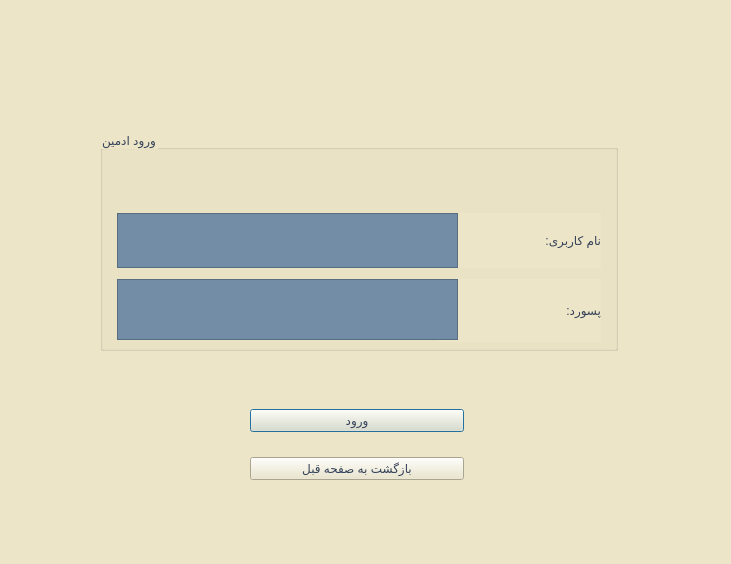
This is Project_Ap/loginadmin.ui in AP-projects-4001/metagoofill as Qt 5 draws it before an edit. The edited form follows.
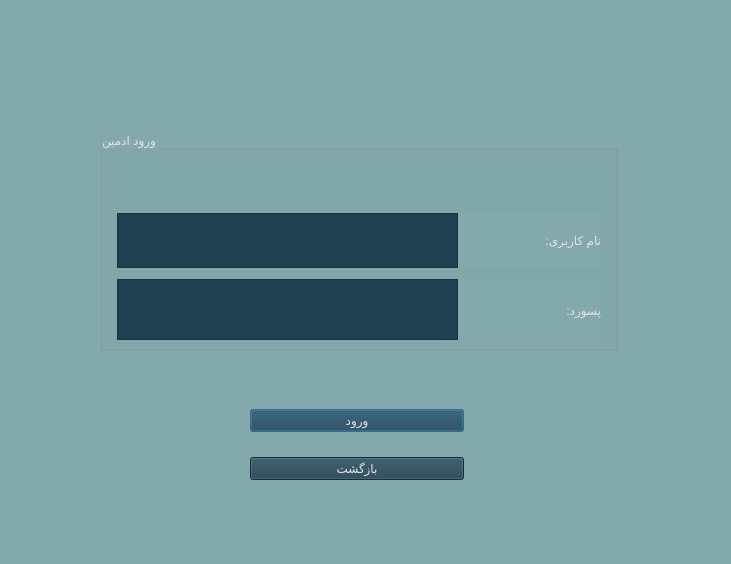
This is the edited form.

Commit message: changing colors and Completing the program ui

Diff of the .ui file:
```diff
--- a/Project_Ap/loginadmin.ui
+++ b/Project_Ap/loginadmin.ui
@@ -14,8 +14,7 @@
    <string>Dialog</string>
   </property>
   <property name="styleSheet">
-   <string notr="true">background-color: rgb(236, 229, 199);
-</string>
+   <string notr="true">background-color: rgb(132, 169, 172);</string>
   </property>
   <widget class="QGroupBox" name="groupBox">
    <property name="geometry">
@@ -27,8 +26,8 @@
     </rect>
    </property>
    <property name="styleSheet">
-    <string notr="true">color: rgb(53, 66, 89);
-font: 20pt &quot;Lalezar&quot;;</string>
+    <string notr="true">color: rgb(228, 227, 227);
+font: 14pt &quot;Lalezar&quot;;</string>
    </property>
    <property name="title">
     <string>ورود ادمین</string>
@@ -60,8 +59,9 @@
      </rect>
     </property>
     <property name="styleSheet">
-     <string notr="true">font: 18pt &quot;MS Shell Dlg 2&quot;;
-background-color: rgb(116, 141, 166);</string>
+     <string notr="true">background-color: rgb(32, 64, 81);
+color: rgb(228, 227, 227);
+font: 12pt &quot;Lalezar&quot;;</string>
     </property>
    </widget>
    <widget class="QLabel" name="label_2">
@@ -91,8 +91,9 @@
      </rect>
     </property>
     <property name="styleSheet">
-     <string notr="true">background-color: rgb(116, 141, 166);
-font: 18pt &quot;MS Shell Dlg 2&quot;;</string>
+     <string notr="true">background-color: rgb(32, 64, 81);
+color: rgb(228, 227, 227);
+font: 12pt &quot;Lalezar&quot;;</string>
     </property>
    </widget>
   </widget>
@@ -116,7 +117,7 @@
     <set>Qt::AlignCenter</set>
    </property>
   </widget>
-  <widget class="QWidget" name="">
+  <widget class="QWidget" name="layoutWidget">
    <property name="geometry">
     <rect>
      <x>250</x>
@@ -129,8 +130,8 @@
     <item>
      <widget class="QPushButton" name="pushButton">
       <property name="styleSheet">
-       <string notr="true">color: rgb(53, 66, 89);
-
+       <string notr="true">background-color: rgb(32, 64, 81);
+color: rgb(228, 227, 227);
 font: 12pt &quot;Lalezar&quot;;</string>
       </property>
       <property name="text">
@@ -141,12 +142,12 @@
     <item>
      <widget class="QPushButton" name="pushButton_2">
       <property name="styleSheet">
-       <string notr="true">color: rgb(53, 66, 89);
-
+       <string notr="true">background-color: rgb(32, 64, 81);
+color: rgb(228, 227, 227);
 font: 12pt &quot;Lalezar&quot;;</string>
       </property>
       <property name="text">
-       <string>بازگشت به صفحه قبل</string>
+       <string>بازگشت</string>
       </property>
      </widget>
     </item>
```
The commit also changes 37 other files.
